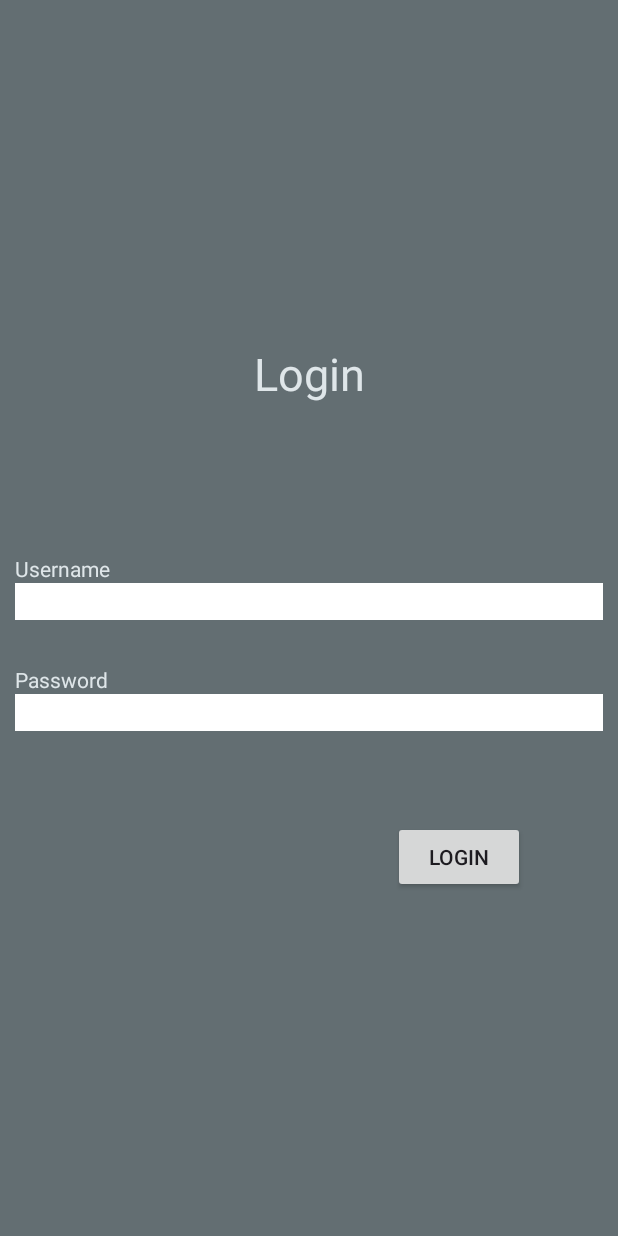
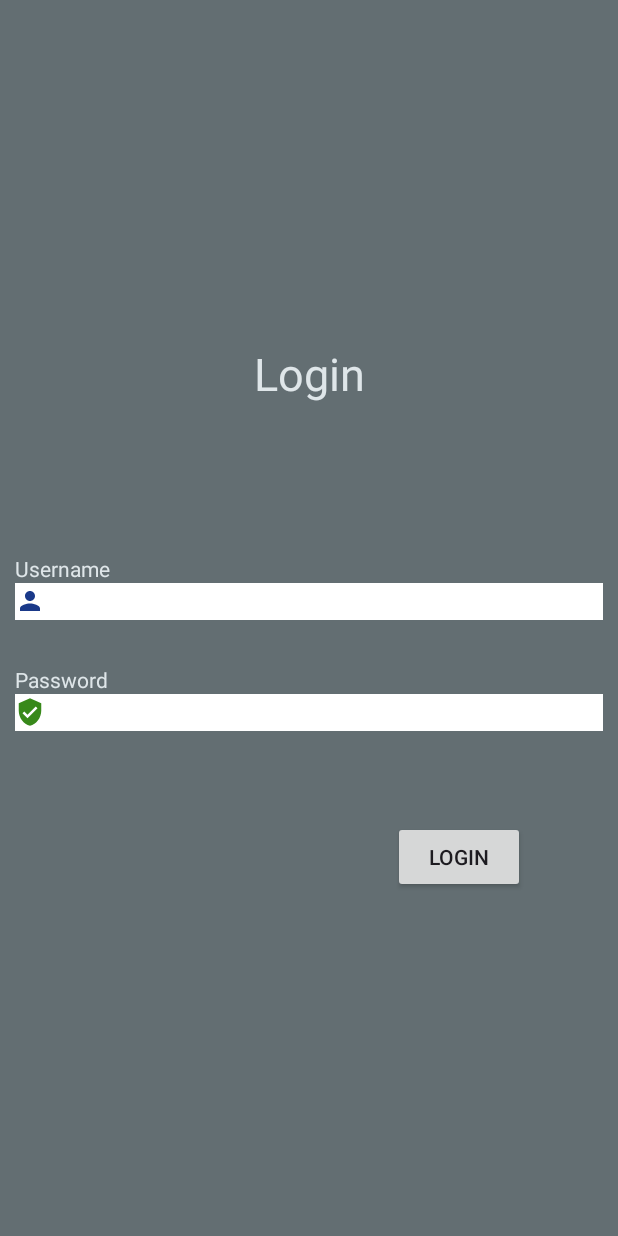
Before and after one commit to HarryThomas107/Movie-App, an Android app: the screen it shows after launch (MainActivity), on a phone screen of 412 x 824 dp. Run offline under Robolectric (Android 15) with nearby library versions, the phone set to English and light mode, and no system bars.

Commit message:
Login Screen with icon

```diff
--- /dev/null
+++ b/app/src/main/res/drawable/baseline_person_24.xml
@@ -0,0 +1,5 @@
+<vector xmlns:android="http://schemas.android.com/apk/res/android" android:height="20dp" android:tint="#1A3989" android:viewportHeight="24" android:viewportWidth="24" android:width="20dp">
+
+    <path android:fillColor="@android:color/white" android:pathData="M12,12c2.21,0 4,-1.79 4,-4s-1.79,-4 -4,-4 -4,1.79 -4,4 1.79,4 4,4zM12,14c-2.67,0 -8,1.34 -8,4v2h16v-2c0,-2.66 -5.33,-4 -8,-4z"/>
+
+</vector>
--- /dev/null
+++ b/app/src/main/res/drawable/baseline_verified_user_24.xml
@@ -0,0 +1,5 @@
+<vector xmlns:android="http://schemas.android.com/apk/res/android" android:height="20dp" android:tint="#38891A" android:viewportHeight="24" android:viewportWidth="24" android:width="20dp">
+
+    <path android:fillColor="@android:color/white" android:pathData="M12,1L3,5v6c0,5.55 3.84,10.74 9,12 5.16,-1.26 9,-6.45 9,-12L21,5l-9,-4zM10,17l-4,-4 1.41,-1.41L10,14.17l6.59,-6.59L18,9l-8,8z"/>
+
+</vector>
--- a/app/src/main/res/layout/activity_main.xml
+++ b/app/src/main/res/layout/activity_main.xml
@@ -20,6 +20,7 @@
         android:layout_width="match_parent"
         android:layout_height="wrap_content"/>
     <EditText
+        android:drawableLeft="@drawable/baseline_person_24"
         android:layout_marginLeft="10dp"
         android:layout_marginRight="10dp"
         android:background="#FFFFFF"
@@ -34,6 +35,7 @@
         android:layout_width="match_parent"
         android:layout_height="wrap_content"/>
     <EditText
+        android:drawableLeft="@drawable/baseline_verified_user_24"
         android:layout_marginLeft="10dp"
         android:layout_marginRight="10dp"
         android:layout_marginBottom="60dp"
```
